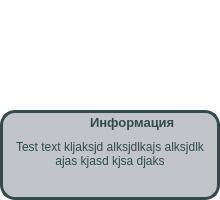
The window that app/ui/widgets/customMessageWidget.ui (DevilPhp/WorkSalary.v01) describes before a commit, drawn with Qt 5.
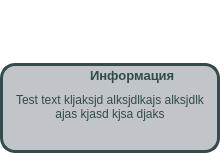
The same window after the commit. Icons and pictures are not drawn.

```diff
--- a/app/ui/widgets/customMessageWidget.ui
+++ b/app/ui/widgets/customMessageWidget.ui
@@ -7,7 +7,7 @@
     <x>0</x>
     <y>0</y>
     <width>220</width>
-    <height>200</height>
+    <height>153</height>
    </rect>
   </property>
   <property name="sizePolicy">
```
